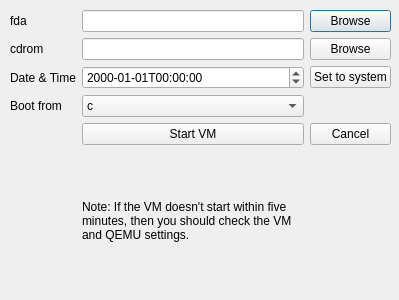
Old version of the form ui/StartVM.ui in the repository Tech-FZ/EmuGUI.
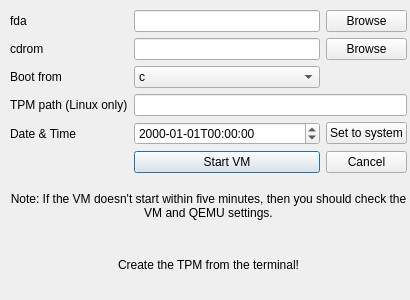
New version of the form.

```diff
--- a/ui/StartVM.ui
+++ b/ui/StartVM.ui
@@ -6,19 +6,19 @@
    <rect>
     <x>0</x>
     <y>0</y>
-    <width>399</width>
+    <width>410</width>
     <height>300</height>
    </rect>
   </property>
   <property name="minimumSize">
    <size>
-    <width>399</width>
+    <width>410</width>
     <height>300</height>
    </size>
   </property>
   <property name="maximumSize">
    <size>
-    <width>399</width>
+    <width>410</width>
     <height>300</height>
    </size>
   </property>
@@ -33,11 +33,42 @@
     <rect>
      <x>10</x>
      <y>10</y>
-     <width>381</width>
+     <width>397</width>
      <height>281</height>
     </rect>
    </property>
    <layout class="QGridLayout" name="gridLayout">
+    <item row="7" column="1">
+     <widget class="QPushButton" name="pushButton_3">
+      <property name="text">
+       <string>Start VM</string>
+      </property>
+     </widget>
+    </item>
+    <item row="1" column="2">
+     <widget class="QPushButton" name="pushButton">
+      <property name="text">
+       <string>Browse</string>
+      </property>
+     </widget>
+    </item>
+    <item row="6" column="1">
+     <widget class="QDateTimeEdit" name="dateTimeEdit">
+      <property name="displayFormat">
+       <string>yyyy-MM-ddThh:mm:ss</string>
+      </property>
+     </widget>
+    </item>
+    <item row="5" column="1" colspan="2">
+     <widget class="QLineEdit" name="lineEdit_3"/>
+    </item>
+    <item row="5" column="0">
+     <widget class="QLabel" name="label_6">
+      <property name="text">
+       <string>TPM path (Linux only)</string>
+      </property>
+     </widget>
+    </item>
     <item row="2" column="0">
      <widget class="QLabel" name="label_2">
       <property name="text">
@@ -45,10 +76,17 @@
       </property>
      </widget>
     </item>
-    <item row="1" column="0">
-     <widget class="QLabel" name="label">
+    <item row="6" column="2">
+     <widget class="QPushButton" name="pushButton_5">
       <property name="text">
-       <string>fda</string>
+       <string>Set to system</string>
+      </property>
+     </widget>
+    </item>
+    <item row="2" column="2">
+     <widget class="QPushButton" name="pushButton_2">
+      <property name="text">
+       <string>Browse</string>
       </property>
      </widget>
     </item>
@@ -76,59 +114,7 @@
       </item>
      </widget>
     </item>
-    <item row="1" column="2">
-     <widget class="QPushButton" name="pushButton">
-      <property name="text">
-       <string>Browse</string>
-      </property>
-     </widget>
-    </item>
-    <item row="2" column="2">
-     <widget class="QPushButton" name="pushButton_2">
-      <property name="text">
-       <string>Browse</string>
-      </property>
-     </widget>
-    </item>
-    <item row="6" column="1">
-     <widget class="QPushButton" name="pushButton_3">
-      <property name="text">
-       <string>Start VM</string>
-      </property>
-     </widget>
-    </item>
-    <item row="3" column="2">
-     <widget class="QPushButton" name="pushButton_5">
-      <property name="text">
-       <string>Set to system</string>
-      </property>
-     </widget>
-    </item>
-    <item row="6" column="2">
-     <widget class="QPushButton" name="pushButton_4">
-      <property name="text">
-       <string>Cancel</string>
-      </property>
-     </widget>
-    </item>
-    <item row="3" column="1">
-     <widget class="QDateTimeEdit" name="dateTimeEdit">
-      <property name="displayFormat">
-       <string>yyyy-MM-ddThh:mm:ss</string>
-      </property>
-     </widget>
-    </item>
-    <item row="4" column="0">
-     <widget class="QLabel" name="label_3">
-      <property name="text">
-       <string>Boot from</string>
-      </property>
-     </widget>
-    </item>
-    <item row="2" column="1">
-     <widget class="QLineEdit" name="lineEdit_2"/>
-    </item>
-    <item row="3" column="0">
+    <item row="6" column="0">
      <widget class="QLabel" name="label_4">
       <property name="text">
        <string>Date &amp; Time</string>
@@ -138,10 +124,50 @@
     <item row="1" column="1">
      <widget class="QLineEdit" name="lineEdit"/>
     </item>
-    <item row="7" column="1">
+    <item row="1" column="0">
+     <widget class="QLabel" name="label">
+      <property name="text">
+       <string>fda</string>
+      </property>
+     </widget>
+    </item>
+    <item row="8" column="0" colspan="3">
      <widget class="QLabel" name="label_5">
       <property name="text">
        <string>Note: If the VM doesn't start within five minutes, then you should check the VM and QEMU settings.</string>
+      </property>
+      <property name="alignment">
+       <set>Qt::AlignCenter</set>
+      </property>
+      <property name="wordWrap">
+       <bool>true</bool>
+      </property>
+     </widget>
+    </item>
+    <item row="4" column="0">
+     <widget class="QLabel" name="label_3">
+      <property name="text">
+       <string>Boot from</string>
+      </property>
+     </widget>
+    </item>
+    <item row="2" column="1">
+     <widget class="QLineEdit" name="lineEdit_2"/>
+    </item>
+    <item row="7" column="2">
+     <widget class="QPushButton" name="pushButton_4">
+      <property name="text">
+       <string>Cancel</string>
+      </property>
+     </widget>
+    </item>
+    <item row="9" column="0" colspan="3">
+     <widget class="QLabel" name="label_7">
+      <property name="text">
+       <string>Create the TPM from the terminal!</string>
+      </property>
+      <property name="alignment">
+       <set>Qt::AlignCenter</set>
       </property>
       <property name="wordWrap">
        <bool>true</bool>
```
